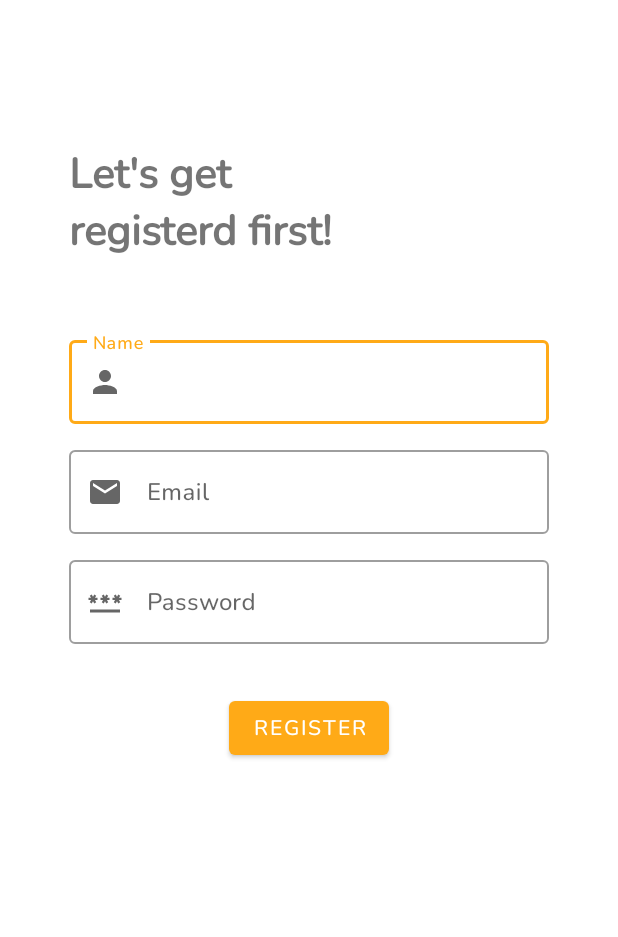
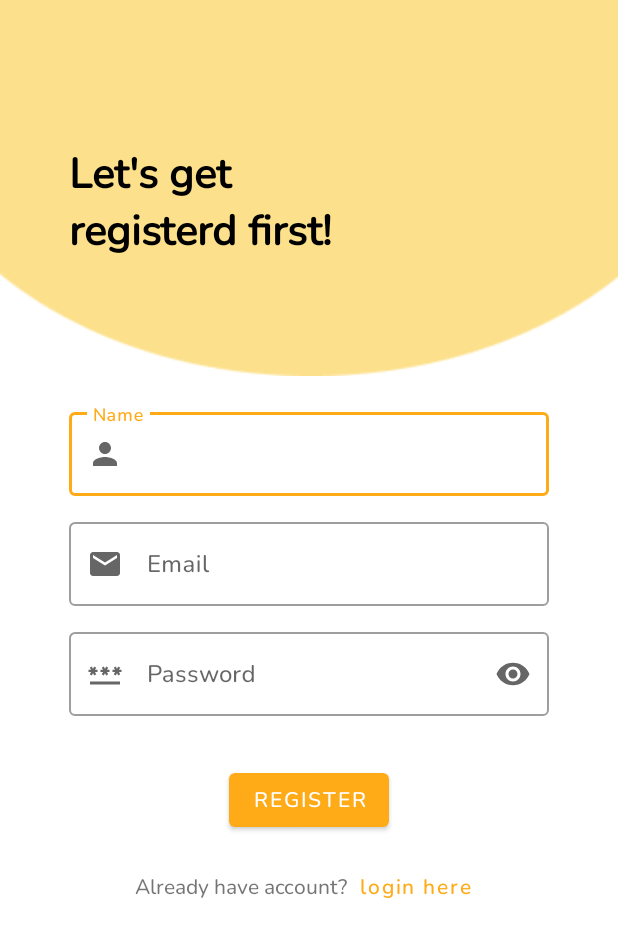
Before and after one commit to RendiZein/Agrapana, an Android app: the RegisterActivity screen opened directly, with no data from a screen before it, on a phone screen of 412 x 824 dp. Shown: the top 937 px of the screen. Run offline under Robolectric (Android 15) with nearby library versions, the phone set to English and light mode, and no system bars.

Commit message:
finishing login and register layout

```diff
--- a/MobileDevelopment/app/app/src/main/java/com/capstone/agrapanaapp/view/camera/CameraActivity.kt
+++ b/MobileDevelopment/app/app/src/main/java/com/capstone/agrapanaapp/view/camera/CameraActivity.kt
@@ -46,7 +46,6 @@ class CameraActivity : AppCompatActivity() {
         binding.switchCamera.setOnClickListener {
             cameraSelector = if (cameraSelector.equals(CameraSelector.DEFAULT_BACK_CAMERA)) CameraSelector.DEFAULT_FRONT_CAMERA
             else CameraSelector.DEFAULT_BACK_CAMERA
-
             startCamera()
 
         }
--- a/MobileDevelopment/app/app/src/main/res/layout/activity_register.xml
+++ b/MobileDevelopment/app/app/src/main/res/layout/activity_register.xml
@@ -6,6 +6,15 @@
     android:layout_height="match_parent"
     tools:context=".view.authentication.register.RegisterActivity">
 
+    <com.google.android.material.imageview.ShapeableImageView
+        android:layout_width="429dp"
+        android:layout_height="306dp"
+        android:layout_marginTop="-56dp"
+        android:src="@drawable/ellipse_up"
+        app:layout_constraintEnd_toEndOf="parent"
+        app:layout_constraintStart_toStartOf="parent"
+        app:layout_constraintTop_toTopOf="parent" />
+
     <TextView
         android:id="@+id/tv_hi"
         android:layout_width="wrap_content"
@@ -13,6 +22,7 @@
         android:layout_marginTop="96dp"
         android:fontFamily="@font/nunito_bold"
         android:text="Let's get \nregisterd first!"
+        android:textColor="@color/black"
         android:textSize="28sp"
         android:textStyle="bold"
         app:layout_constraintStart_toStartOf="@id/layout_edt_email"
@@ -20,65 +30,68 @@
 
     <com.google.android.material.textfield.TextInputLayout
         android:id="@+id/layout_edt_name"
+        style="?attr/textInputOutlinedStyle"
         android:layout_width="320dp"
         android:layout_height="wrap_content"
-        android:layout_marginTop="48dp"
+        android:layout_marginTop="96dp"
         android:hint="Name"
-        app:startIconDrawable="@drawable/ic_person"
+        app:endIconMode="clear_text"
+        app:layout_constraintEnd_toEndOf="parent"
+        app:layout_constraintStart_toStartOf="parent"
+        app:layout_constraintTop_toBottomOf="@id/tv_hi"
         app:startIconContentDescription="content_description_start_icon"
-        app:layout_constraintTop_toBottomOf="@id/tv_hi"
-        style="?attr/textInputOutlinedStyle"
-        app:layout_constraintStart_toStartOf="parent"
-        app:layout_constraintEnd_toEndOf="parent">
+        app:startIconDrawable="@drawable/ic_person">
 
         <com.google.android.material.textfield.TextInputEditText
             android:id="@+id/edt_name"
-            android:fontFamily="@font/nunito_medium"
             android:layout_width="match_parent"
-            android:layout_height="match_parent" />
+            android:layout_height="match_parent"
+            android:fontFamily="@font/nunito_medium" />
 
     </com.google.android.material.textfield.TextInputLayout>
 
     <com.google.android.material.textfield.TextInputLayout
         android:id="@+id/layout_edt_email"
+        style="?attr/textInputOutlinedStyle"
         android:layout_width="320dp"
         android:layout_height="wrap_content"
         android:layout_marginTop="12dp"
         android:hint="Email"
-        app:startIconDrawable="@drawable/ic_email"
+        app:endIconMode="clear_text"
+        app:layout_constraintEnd_toEndOf="parent"
+        app:layout_constraintStart_toStartOf="parent"
+        app:layout_constraintTop_toBottomOf="@id/layout_edt_name"
         app:startIconContentDescription="content_description_start_icon"
-        app:layout_constraintTop_toBottomOf="@id/layout_edt_name"
-        style="?attr/textInputOutlinedStyle"
-        app:layout_constraintStart_toStartOf="parent"
-        app:layout_constraintEnd_toEndOf="parent">
+        app:startIconDrawable="@drawable/ic_email">
 
         <com.google.android.material.textfield.TextInputEditText
             android:id="@+id/edt_email"
-            android:fontFamily="@font/nunito_medium"
             android:layout_width="match_parent"
-            android:layout_height="match_parent" />
+            android:layout_height="match_parent"
+            android:fontFamily="@font/nunito_medium" />
 
     </com.google.android.material.textfield.TextInputLayout>
 
     <com.google.android.material.textfield.TextInputLayout
         android:id="@+id/layout_edt_pass"
+        style="?attr/textInputOutlinedStyle"
         android:layout_width="320dp"
         android:layout_height="wrap_content"
         android:layout_marginTop="12dp"
-        style="?attr/textInputOutlinedStyle"
         android:hint="Password"
-        app:startIconDrawable="@drawable/ic_password"
+        app:endIconMode="password_toggle"
+        app:layout_constraintEnd_toEndOf="parent"
+        app:layout_constraintStart_toStartOf="parent"
+        app:layout_constraintTop_toBottomOf="@id/layout_edt_email"
         app:startIconContentDescription="content_description_start_icon"
-        app:layout_constraintTop_toBottomOf="@id/layout_edt_email"
-        app:layout_constraintStart_toStartOf="parent"
-        app:layout_constraintEnd_toEndOf="parent">
+        app:startIconDrawable="@drawable/ic_password">
 
         <com.google.android.material.textfield.TextInputEditText
             android:id="@+id/edt_pass"
+            android:layout_width="match_parent"
+            android:layout_height="match_parent"
             android:fontFamily="@font/nunito_medium"
-            android:inputType="textPassword"
-            android:layout_width="match_parent"
-            android:layout_height="match_parent" />
+            android:inputType="textPassword" />
 
     </com.google.android.material.textfield.TextInputLayout>
 
@@ -86,13 +99,36 @@
     <Button
         android:id="@+id/btn_register"
         android:layout_width="wrap_content"
+        android:layout_height="wrap_content"
         android:layout_marginTop="32dp"
+        android:fontFamily="@font/nunito_medium"
+        android:text="REGISTER"
+        app:layout_constraintEnd_toEndOf="@id/layout_edt_pass"
+        app:layout_constraintStart_toStartOf="@id/layout_edt_pass"
+        app:layout_constraintTop_toBottomOf="@id/layout_edt_pass" />
+
+    <TextView
+        android:id="@+id/tv_already"
+        android:layout_width="wrap_content"
         android:layout_height="wrap_content"
-        android:text="REGISTER"
-        app:layout_constraintTop_toBottomOf="@id/layout_edt_pass"
-        app:layout_constraintStart_toStartOf="@id/layout_edt_pass"
-        app:layout_constraintEnd_toEndOf="@id/layout_edt_pass"
-        android:fontFamily="@font/nunito_medium" />
+        android:text="Already have account?"
+        app:layout_constraintStart_toStartOf="parent"
+        android:layout_marginTop="24dp"
+        app:layout_constraintEnd_toStartOf="@id/btn_login"
+        app:layout_constraintHorizontal_chainStyle="packed"
+        app:layout_constraintTop_toBottomOf="@id/btn_register" />
+
+    <androidx.appcompat.widget.AppCompatButton
+        android:id="@+id/btn_login"
+        style="@style/Widget.MaterialComponents.Button.TextButton"
+        android:layout_width="wrap_content"
+        android:layout_height="wrap_content"
+        android:text="login here"
+        app:layout_constraintEnd_toEndOf="parent"
+        android:textAllCaps="false"
+        app:layout_constraintBottom_toBottomOf="@id/tv_already"
+        app:layout_constraintStart_toEndOf="@id/tv_already"
+        app:layout_constraintTop_toTopOf="@id/tv_already" />
 
 
 </androidx.constraintlayout.widget.ConstraintLayout>
```
Also changed, not shown: MobileDevelopment/app/app/src/main/res/layout/activity_login.xml (+51 -34 lines), MobileDevelopment/app/app/src/main/res/drawable/ellipse_up.png (added).
